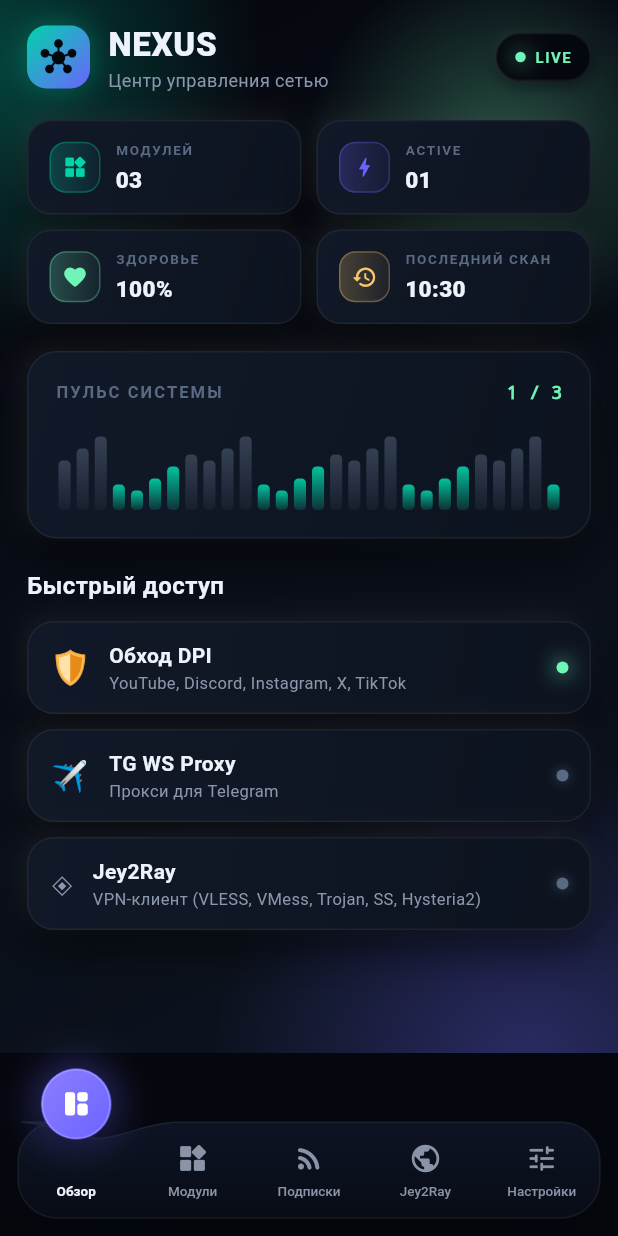
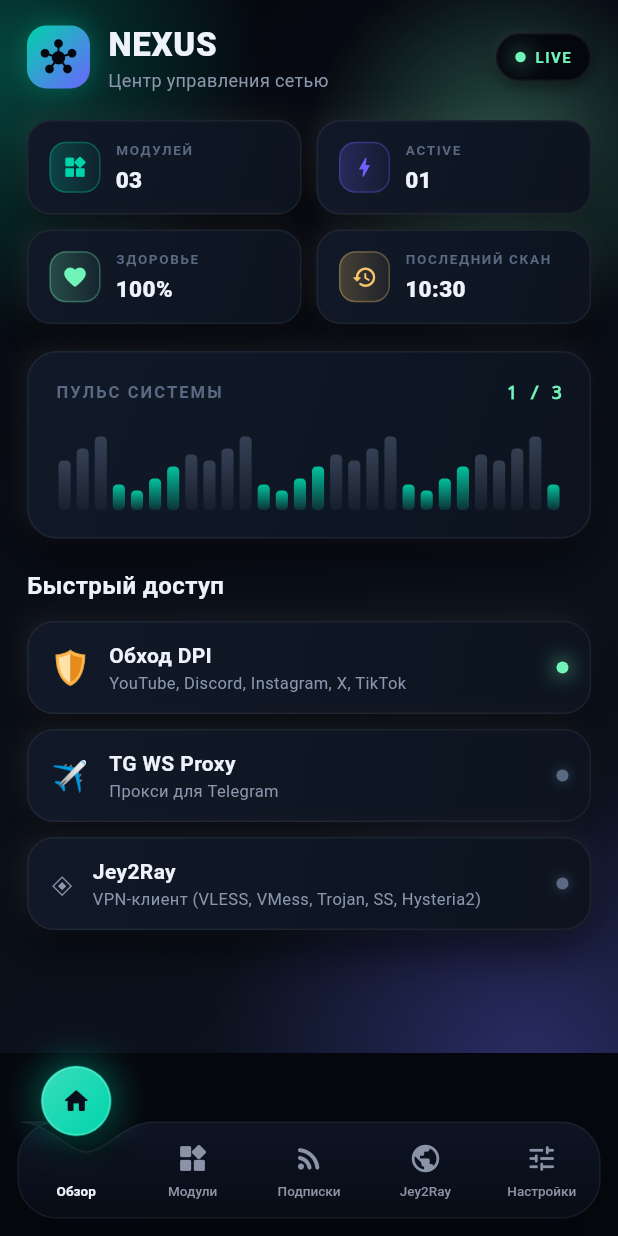
Before and after one commit to folyaken/NEXUS, a Flutter app: the screen it shows after launch, after a tap on "🛡️", on a phone screen of 412 x 824 dp. Run offline on Flutter 3.47's test engine with Material 3 defaults, Android fonts, the phone set to English and light mode, and no system bars; drawn by our look-alikes of flutter_animate; our stand-ins replace dio, file_picker, share_plus, shared_preferences, sqflite, yaml; missing offline and left inert: encrypt, mobile_scanner; accounts and stored records are empty.

Commit message:
LiquidNavBar v4: per-tab bubble colors, deeper pit notch, softer squash, black in-bubble icon, home icon for Overview
Co-authored-by: arena-agent <297053741+arena-agent@users.noreply.github.com>

```diff
--- a/mobile/lib/screens/home_shell.dart
+++ b/mobile/lib/screens/home_shell.dart
@@ -1,6 +1,7 @@
 import 'package:flutter/material.dart';
 
 import '../core/l10n.dart';
+import '../core/theme.dart';
 import '../widgets/animated_background.dart';
 import '../widgets/liquid_nav_bar.dart';
 import 'dashboard_screen.dart';
@@ -34,24 +35,29 @@
 
     final items = [
       LiquidNavItem(
-        icon: Icons.space_dashboard_rounded,
+        icon: Icons.home_rounded,
         label: t.t('nav.dashboard'),
+        color: AppColors.primaryCyan,
       ),
       LiquidNavItem(
         icon: Icons.widgets_rounded,
         label: t.t('nav.modules'),
+        color: AppColors.primaryPurple,
       ),
       LiquidNavItem(
         icon: Icons.rss_feed_rounded,
         label: t.t('subs.title'),
+        color: AppColors.amber,
       ),
       LiquidNavItem(
         icon: Icons.public_rounded,
         label: t.t('nav.vpn'),
+        color: const Color(0xFF7AA2FF),
       ),
       LiquidNavItem(
         icon: Icons.tune_rounded,
         label: t.t('nav.settings'),
+        color: AppColors.mint,
       ),
     ];
 
--- a/mobile/lib/widgets/liquid_nav_bar.dart
+++ b/mobile/lib/widgets/liquid_nav_bar.dart
@@ -7,36 +7,40 @@
 import '../core/theme.dart';
 
 /// Элемент нижней навигации.
+///
+/// [color] — цвет «шарика»-указателя этой вкладки (в покое и в полёте).
+/// Если null — фирменный фиолетовый.
 class LiquidNavItem {
   const LiquidNavItem({
     required this.icon,
     required this.label,
+    this.color,
   });
 
   final IconData icon;
   final String label;
+  final Color? color;
 }
 
 /// «Жидкая» нижняя навигация (liquid / gooey).
 ///
-/// Компоновка — как в классическом gooey-таббаре: активный указатель —
-/// фиолетовый кружок, который СИДИТ НАД верхней кромкой панели (выступает
-/// вверх), утонув низом в круглой «лунке» панели. Иконка активного пункта
-/// живёт внутри кружка (белая), в ряду её место пустует.
+/// Компоновка: активный указатель — цветной кружок (свой цвет у каждой
+/// вкладки), который СИДИТ НАД верхней кромкой панели, утопленный низом в
+/// глубокой «ямке» (U-выемка в кромке следует за кружком). Иконка внутри
+/// кружка — ЧЁРНАЯ, иконки в ряду — серые.
 ///
-/// Цикл анимации при смене вкладки (560 мс):
-///  1) SINK: кружок сплющивается и «тает» вниз, сливаясь с кромкой панели —
-///     становится плоским «слизняком», лежащим на верхней кромке;
-///  2) TRAVEL: слизняк съезжает по кромке к новой позиции — тянется по
-///     направлению движения (squash & stretch), за ним тянется капля-хвост
-///     (обе фигуры сливаются через goo-слой: blur + альфа-порог);
-///  3) POP: на новом месте слизняк «выстреливает» вверх и надувается в круг
-///     с перелётом (elasticOut — кружок чуть перелетает точку парковки и
-///     оседает), goo-шея к кромке тянется и рвётся;
-///  4) новая белая иконка всплывает внутри кружка, старая тонет.
+/// Цикл анимации (560 мс):
+///  1) SINK: кружок мягко сплющивается в «пилюлю» на кромке панели;
+///  2) TRAVEL: пилюля съезжает к новой позиции, слегка вытягиваясь по
+///     скорости (squash & stretch, ограничен), позади — капля-хвост,
+///     склеенная goo-слоем (blur + альфа-порог); цвет плавно перетекает
+///     в цвет новой вкладки;
+///  3) POP: тело выпрыгивает вверх с лёгким перелётом (elasticOut),
+///     goo-шея к кромке тянется и рвётся, ямка разъезжается под ним;
+///  4) новая чёрная иконка всплывает внутри кружка.
 ///
-/// API не изменился: LiquidNavItem(icon, label) / LiquidNavBar(index, items,
-/// onChanged) — home_shell.dart трогать не нужно.
+/// API: LiquidNavItem(icon, label, color?) / LiquidNavBar(index, items,
+/// onChanged).
 class LiquidNavBar extends StatefulWidget {
   const LiquidNavBar({
     super.key,
@@ -56,27 +60,29 @@
 class _LiquidNavBarState extends State<LiquidNavBar>
     with SingleTickerProviderStateMixin {
   // -- геометрия --
-  static const double _overhang = 40; // зона НАД панелью, куда выступает круг
-  static const double _barH = 64; // высота самой панели
+  static const double _overhang = 40; // зона НАД панелью
+  static const double _barH = 64; // высота панели
   static const double _totalH = _overhang + _barH; // 104
-  static const double _bubble = 46; // диаметр кружка
+  static const double _bubble = 46; // диаметр круга
   static const double _radius = _bubble / 2;
-  static const double _sinkDepth = 12; // насколько низ круга утоплен в панель
+  static const double _sinkDepth = 14; // низ круга утоплен в панель
   static const double _gooBlur = 6;
-  static const Color _gooColor = Color(0xFF6C63FF);
 
   // Край панели (верхняя кромка) в координатах виджета.
   static const double _edgeY = _overhang;
   // Y центра круга в парковке (над кромкой).
-  static const double _parkY = _overhang - _sinkDepth; // 28
-  // Y центра «слизняка» в движении (лежит на кромке).
+  static const double _parkY = _overhang - _sinkDepth; // 26
+  // Y центра «пилюли» в движении (лежит на кромке).
   static const double _slugY = _overhang + 1; // 41
 
   // -- окна фаз (t: 0 → 1) --
-  static const double _sinkEnd = 0.20; // круг → слизняк
-  static const double _travelStart = 0.18; // начало съезда
-  static const double _travelEnd = 0.78; // конец съезда
-  static const double _popStart = 0.70; // начало выпрыгивания (внахлёст!)
+  static const double _sinkEnd = 0.20;
+  static const double _travelStart = 0.18;
+  static const double _travelEnd = 0.78;
+  static const double _popStart = 0.70;
+
+  /// Цвет иконки внутри круга — почти чёрный (в тон фону).
+  static const Color _iconInBubble = Color(0xFF0A0E1A);
 
   late final AnimationController _controller = AnimationController(
     vsync: this,
@@ -123,41 +129,37 @@
     super.dispose();
   }
 
+  Color _itemColor(int i) => widget.items[i].color ?? AppColors.primaryPurple;
+
   // ---- кривые фаз ----
 
   static double _clamp01(double v) => v.clamp(0.0, 1.0).toDouble();
 
-  /// «Круглость» k: 1 — припаркованный круг над панелью, 0 — плоский
-  /// слизняк на кромке. SINK гасит k (easeIn), POP возвращает elasticOut.
+  /// «Круглость» k: 1 — припаркованный круг, 0 — пилюля на кромке.
   double _roundness(double t) {
-    final sink = 1.0 -
-        Curves.easeInCubic.transform(_clamp01(t / _sinkEnd));
-    final pop =
-        Curves.elasticOut.transform(_clamp01((t - _popStart) / (1 - _popStart)));
-    // до pop: k = sink; после pop-старта: sink уже 0 → k = pop.
+    final sink = 1.0 - Curves.easeInCubic.transform(_clamp01(t / _sinkEnd));
+    final pop = Curves.elasticOut
+        .transform(_clamp01((t - _popStart) / (1 - _popStart)));
     return sink + (1 - sink) * pop - sink * pop;
   }
 
-  /// Прогресс съезда 0..1 в окне travel. [lag] — запаздывание для капли.
+  /// Прогресс съезда 0..1 в окне travel. [lag] — запаздывание капли.
   double _travelT(double t, [double lag = 0]) {
-    final u = _clamp01(
-        (t - lag - _travelStart) / (_travelEnd - _travelStart));
+    final u = _clamp01((t - lag - _travelStart) / (_travelEnd - _travelStart));
     return Curves.easeInOutCubic.transform(u);
   }
 
-  /// Кроссфейд иконки внутри круга (старая тонет / новая всплывает).
+  /// Кроссфейд иконки внутри круга (и перетекание цвета шарика).
   double _fade(double t) => _clamp01((t - 0.42) / 0.14);
 
   /// Прозрачность иконки в ряду (0 = она уехала в кружок).
   double _rowIconOpacity(int i) {
     if (!_animating) return i == _currentIndex ? 0.0 : 1.0;
     final t = _controller.value;
-    // старая появляется, как только круг начал таять
-    if (i == _fromIndex) return Curves.easeOut.transform(_clamp01(t / 0.14));
-    // новая исчезает, когда круг фактически допрыгнул и сел на неё
-    if (i == _currentIndex) {
-      return _clamp01(1.0 - (t - 0.80) / 0.12);
+    if (i == _fromIndex) {
+      return Curves.easeOut.transform(_clamp01(t / 0.14));
     }
+    if (i == _currentIndex) return _clamp01(1.0 - (t - 0.80) / 0.12);
     return 1.0;
   }
 
@@ -187,36 +189,38 @@
               const dtFrame = 16.7 / 560;
               final vx = (span * (_travelT(_clamp01(t + dtFrame)) - m)).abs();
 
-              // k: 1 = круг над панелью, 0 = плоский слизняк на кромке.
+              // k: 1 = круг над панелью, 0 = пилюля на кромке.
               final k = _roundness(t);
               final kSoft = k.clamp(0.0, 1.15).toDouble();
               final k01 = _clamp01(k);
 
-              // Центр: слизняк на кромке (k=0) ↔ круг над панелью (k=1).
-              // elastic в k даёт перелёт выше парковки на POP.
+              // Цвет шарика: перетекает в цвет целевой вкладки посреди пути.
+              final fade = _fade(t);
+              final gooColor = !_animating
+                  ? _itemColor(_currentIndex)
+                  : (Color.lerp(
+                          _itemColor(_fromIndex), _itemColor(_currentIndex),
+                          fade) ??
+                      _itemColor(_currentIndex));
+
+              // Центр тела: пилюля на кромке (k=0) ↔ круг над панелью (k=1).
               final cy = _slugY + (_parkY - _slugY) * kSoft;
 
-              // Деформации: базовый squash при плющении + растяжение от
-              // скорости (с лимитом!) + вертикальный «выстрел» при перелёте.
-              final stretchV = math.min(
-                0.60,
-                vx * 0.02 / (0.35 + 0.65 * k01),
-              );
-              final sx = 1 +
-                  (1 - k01) * 0.40 +
-                  stretchV -
-                  math.max(0.0, k - 1) * 0.30;
-              final syBase =
-                  0.22 + math.min(1.17, kSoft * 1.02) * 0.78;
-              // объём сохраняем: чем сильнее тянем — тем тоньше тело
-              final sy = syBase * (1 - 0.28 * (stretchV / 0.60));
+              // Деформации — МЯГКИЕ: пилюля ~sx1.35 / sy0.58, плюс
+              // ограниченное растяжение от скорости.
+              final stretchV =
+                  math.min(0.45, vx * 0.02 / (0.35 + 0.65 * k01));
+              final popOver = math.max(0.0, k - 1); // перелёт при приземлении
+              final sx = 1 + (1 - k01) * 0.35 + stretchV - popOver * 0.15;
+              final sy = (1 - (1 - k01) * 0.42) / (1 + 0.35 * stretchV) +
+                  popOver * 0.35;
 
               // Капля-хвост (только в движении).
               final speedFactor = (vx / 16).clamp(0.0, 1.0).toDouble();
               final flatness = 1 - k01;
               final xLag = fromX + span * _travelT(t, 0.09);
 
-              // Шея к кромке: существует, пока круг «отрывается/прилипает».
+              // Шея к кромке: тянется при отрыве/прилипании.
               final neckW = 2 * _radius * 0.42 * (1 - k01) + 5;
               final neckTop = cy + _radius * sy * 0.7 - 2;
               const neckBottom = _edgeY + 3;
@@ -238,7 +242,7 @@
               return Stack(
                 clipBehavior: Clip.none,
                 children: [
-                  // 1) Панель с «лункой», следующей за кружком.
+                  // 1) Панель с глубокой «ямкой», следующей за кружком.
                   Positioned(
                     left: 0,
                     right: 0,
@@ -247,13 +251,12 @@
                     child: CustomPaint(
                       painter: _BarPainter(
                         notchX: x,
-                        notchDepth: 11 * k01,
-                        notchHalfW: 27 * (0.55 + 0.45 * k01),
+                        notchDepth: 20 * k01,
+                        notchHalfW: 23 * (0.55 + 0.45 * k01),
                       ),
                     ),
                   ),
-                  // 2) GOO-слой: фиолетовый силуэт (круг/слизняк + капля +
-                  //    шея + место сварки с кромкой) — склеивается альфа-порогом.
+                  // 2) GOO-слой — цветной силуэт, склеенный альфа-порогом.
                   Positioned.fill(
                     child: IgnorePointer(
                       child: ColorFiltered(
@@ -270,23 +273,23 @@
                           ),
                           child: CustomPaint(
                             painter: _GooPainter(
-                              color: _gooColor,
+                              color: gooColor,
                               center: blob,
                               radius: _radius,
                               scaleX: sx,
                               scaleY: sy,
                               edgeY: _edgeY,
                               trail: Offset(xLag, _slugY - 2),
-                              trailRadius: 9 * speedFactor * flatness,
+                              trailRadius: 8 * speedFactor * flatness,
                               neck: neck,
-                              weldWidth: 40 * k01,
+                              weldWidth: 30 * k01,
                             ),
                           ),
                         ),
                       ),
                     ),
                   ),
-                  // 3) Ряд иконок + подписи (внутри панели).
+                  // 3) Ряд серых иконок + подписи (внутри панели).
                   Positioned(
                     left: 0,
                     right: 0,
@@ -305,7 +308,7 @@
                       }),
                     ),
                   ),
-                  // 4) Градиентная оболочка кружка поверх goo-силуэта.
+                  // 4) Градиентная оболочка круга поверх goo-силуэта.
                   Positioned(
                     left: x - _radius,
                     top: cy - _radius,
@@ -315,9 +318,8 @@
                         transform: Matrix4.identity()..scale(sx, sy),
                         child: _BubbleShell(
                           size: _bubble,
+                          base: gooColor,
                           glow: 0.35 + 0.65 * k01,
-                          // в плоском состоянии скрываем «кнопочный» лоск —
-                          // слизняк должен выглядеть чистой каплей
                           shellness: _clamp01((k - 0.25) / 0.5),
                           child: _bubbleIcon(items, k),
                         ),
@@ -333,14 +335,13 @@
     );
   }
 
-  /// Белая иконка внутри круга. В плоском слизняке иконка не помещается —
-  /// прячем; кроссфейд старая→новая по ходу перелёта.
+  /// ЧЁРНАЯ иконка внутри круга; в плоской пилюле прячется.
+  /// Кроссфейд старая→новая по ходу перелёта.
   Widget _bubbleIcon(List<LiquidNavItem> items, double k) {
-    const white = Colors.white;
     final visibility = _clamp01((k - 0.28) / 0.35);
     Widget icon;
     if (!_animating) {
-      icon = Icon(items[_currentIndex].icon, color: white, size: 20);
+      icon = Icon(items[_currentIndex].icon, color: _iconInBubble, size: 20);
     } else {
       final fade = _fade(_controller.value);
       icon = SizedBox(
@@ -353,14 +354,16 @@
               opacity: 1 - fade,
               child: Transform.translate(
                 offset: Offset(0, fade * 14),
-                child: Icon(items[_fromIndex].icon, color: white, size: 20),
+                child: Icon(items[_fromIndex].icon,
+                    color: _iconInBubble, size: 20),
               ),
             ),
             Opacity(
               opacity: fade,
               child: Transform.translate(
                 offset: Offset(0, -(1 - fade) * 14),
-                child: Icon(items[_currentIndex].icon, color: white, size: 20),
+                child: Icon(items[_currentIndex].icon,
+                    color: _iconInBubble, size: 20),
               ),
             ),
           ],
@@ -371,8 +374,8 @@
   }
 }
 
-/// Панель со скруглением и «лункой» (concave dip) на верхней кромке —
-/// лунка следует за кружком и глубже всего, когда он припаркован.
+/// Панель со скруглением и глубокой U-«ямкой» на верхней кромке —
+/// ямка следует за кружком и глубже всего, когда он припаркован.
 class _BarPainter extends CustomPainter {
   _BarPainter({
     required this.notchX,
@@ -380,28 +383,29 @@
     required this.notchHalfW,
   });
 
-  final double notchX; // центр лунки (в координатах виджета)
-  final double notchDepth; // 0..11
+  final double notchX;
+  final double notchDepth; // 0..20
   final double notchHalfW;
 
-  static const double _r = 26; // радиус скругления панели
+  static const double _r = 26;
 
   @override
   void paint(Canvas canvas, Size size) {
     final w = size.width;
     final h = size.height;
 
-    // Контур панели: скруглённый прямоугольник, в верхнюю кромку которого
-    // вписана плавная U-лунка (concave), следующая за кружком.
+    // Контур: скруглённый прямоугольник с U-ямкой в верхней кромке.
     final path = Path()..moveTo(_r, 0);
+    double cx = 0;
     if (notchDepth > 0.25) {
       final d = notchDepth;
       final hw = notchHalfW;
-      final cx = notchX.clamp(hw * 1.9 + 2, w - hw * 1.9 - 2);
+      cx = notchX.clamp(hw * 1.9 + 2, w - hw * 1.9 - 2);
       path
         ..lineTo(cx - hw * 1.9, 0)
-        ..cubicTo(cx - hw * 1.15, d * 0.10, cx - hw * 0.62, d * 0.92, cx, d)
-        ..cubicTo(cx + hw * 0.62, d * 0.92, cx + hw * 1.15, d * 0.10,
+        // крутые стенки + округлое дно → ощущение «вдавили»
+        ..cubicTo(cx - hw * 1.05, d * 0.06, cx - hw * 0.58, d * 0.95, cx, d)
+        ..cubicTo(cx + hw * 0.58, d * 0.95, cx + hw * 1.05, d * 0.06,
             cx + hw * 1.9, 0);
     }
     path
@@ -415,7 +419,7 @@
       ..arcToPoint(Offset(_r, 0), radius: const Radius.circular(_r))
       ..close();
 
-    // Мягкая падающая тень (как Neu.shadows у старой версии).
+    // Мягкая падающая тень панели.
     canvas.drawShadow(path, Colors.black.withOpacity(0.55), 16, true);
 
     // Заливка: тёмный вертикальный градиент.
@@ -428,7 +432,25 @@
       ).createShader(Rect.fromLTWH(0, 0, w, h));
     canvas.drawPath(path, fill);
 
-    // Тонкая светлая окантовка (вдоль лунки тоже).
+    // Перманентная внутренняя тень в ямке — объём «вдавленности».
+    if (notchDepth > 0.5) {
+      canvas.save();
+      canvas.clipPath(path);
+      final pit = Paint()
+        ..color = Colors.black.withOpacity(0.50)
+        ..maskFilter = const MaskFilter.blur(BlurStyle.normal, 6);
+      canvas.drawOval(
+        Rect.fromCenter(
+          center: Offset(cx, notchDepth * 0.9),
+          width: notchHalfW * 2.6,
+          height: 12,
+        ),
+        pit,
+      );
+      canvas.restore();
+    }
+
+    // Тонкая светлая окантовка (вдоль ямки тоже).
     final stroke = Paint()
       ..style = PaintingStyle.stroke
       ..strokeWidth = 1
@@ -443,7 +465,7 @@
       old.notchHalfW != notchHalfW;
 }
 
-/// Фиолетовые «жидкие» фигуры (круг/слизняк, капля, шея, сварка с кромкой).
+/// Цветные «жидкие» фигуры (тело, капля, шея, сварка к кромке).
 /// После blur + альфа-порога визуально сливаются в единое тело.
 class _GooPainter extends CustomPainter {
   _GooPainter({
@@ -468,12 +490,10 @@
   final Offset trail;
   final double trailRadius;
 
-  /// Тянущаяся связка между телом и кромкой при отрыве/прилипании
-  /// (null — не рисовать).
+  /// Тянущаяся связка с кромкой при отрыве/прилипании (null — нет).
   final RRect? neck;
 
-  /// «Сварной шов» — линза на кромке под припаркованным кругом: соединяет
-  /// круг с панелью одним goo-силуэтом (круг как будто вырос из панели).
+  /// «Сварной шов» — линза на кромке под припаркованным кругом.
   final double weldWidth;
 
   @override
@@ -516,41 +536,42 @@
   bool shouldRepaint(_GooPainter oldDelegate) => true;
 }
 
-/// Градиентная «оболочка» кружка — объём, блик-бордер, неоновое свечение.
-/// [shellness]: 1 = парковка (полный лоск), 0 = слизняк (чистая капля без
-/// бордера/свечения, чтобы goo-силуэт читался сам по себе).
+/// Градиентная оболочка круга: объём, блик-бордер, цветное свечение.
+/// [shellness]: 1 = парковка (полный лоск), 0 = пилюля (чистый goo-силуэт).
 class _BubbleShell extends StatelessWidget {
   const _BubbleShell({
     required this.size,
+    required this.base,
     required this.glow,
     required this.shellness,
     required this.child,
   });
 
   final double size;
+  final Color base;
   final double glow;
   final double shellness;
   final Widget child;
 
   @override
   Widget build(BuildContext context) {
+    final light = Color.lerp(base, Colors.white, 0.22) ?? base;
     return Container(
       width: size,
       height: size,
       decoration: BoxDecoration(
         shape: BoxShape.circle,
-        gradient: const LinearGradient(
+        gradient: LinearGradient(
           begin: Alignment.topLeft,
           end: Alignment.bottomRight,
-          colors: [Color(0xFF8A7FFF), Color(0xFF6C63FF)],
+          colors: [light, base],
         ),
         border: Border.all(
           color: Colors.white.withOpacity(0.22 * shellness),
         ),
         boxShadow: [
           BoxShadow(
-            color:
-                const Color(0xFF6C63FF).withOpacity(0.55 * glow * shellness),
+            color: base.withOpacity(0.55 * glow * shellness),
             blurRadius: 22,
             spreadRadius: 1,
           ),
@@ -596,6 +617,7 @@
               height: 26,
               child: Opacity(
                 opacity: iconOpacity,
+                // иконки в ряду — серые
                 child: Icon(
                   item.icon,
                   size: 22,
```
